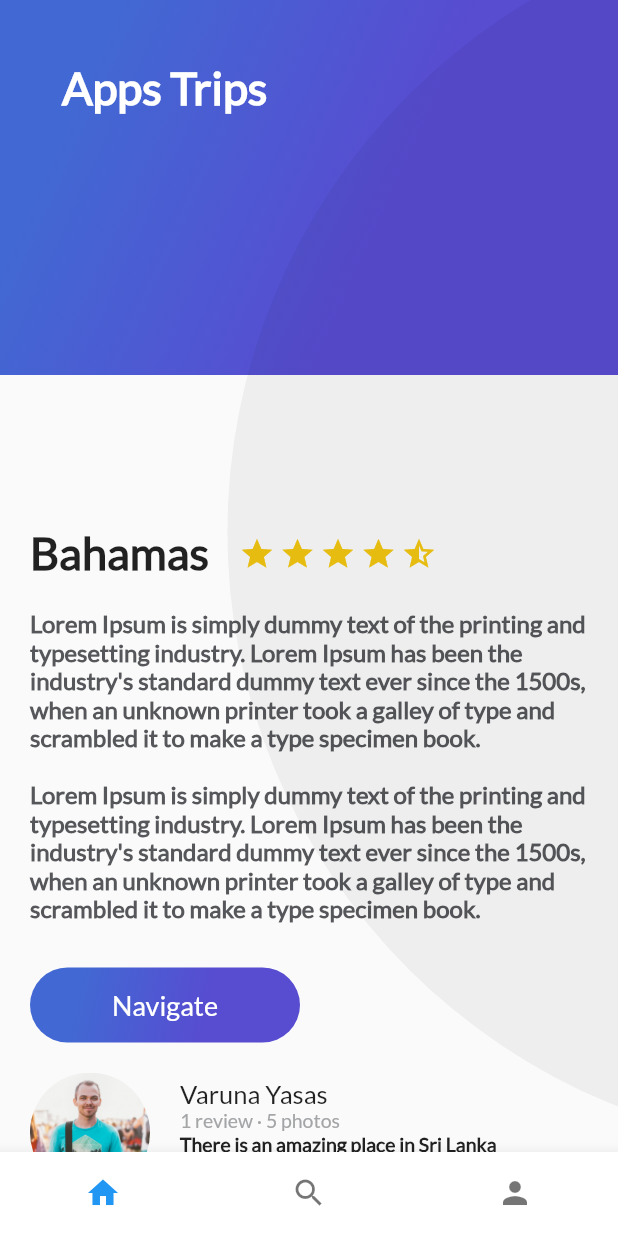
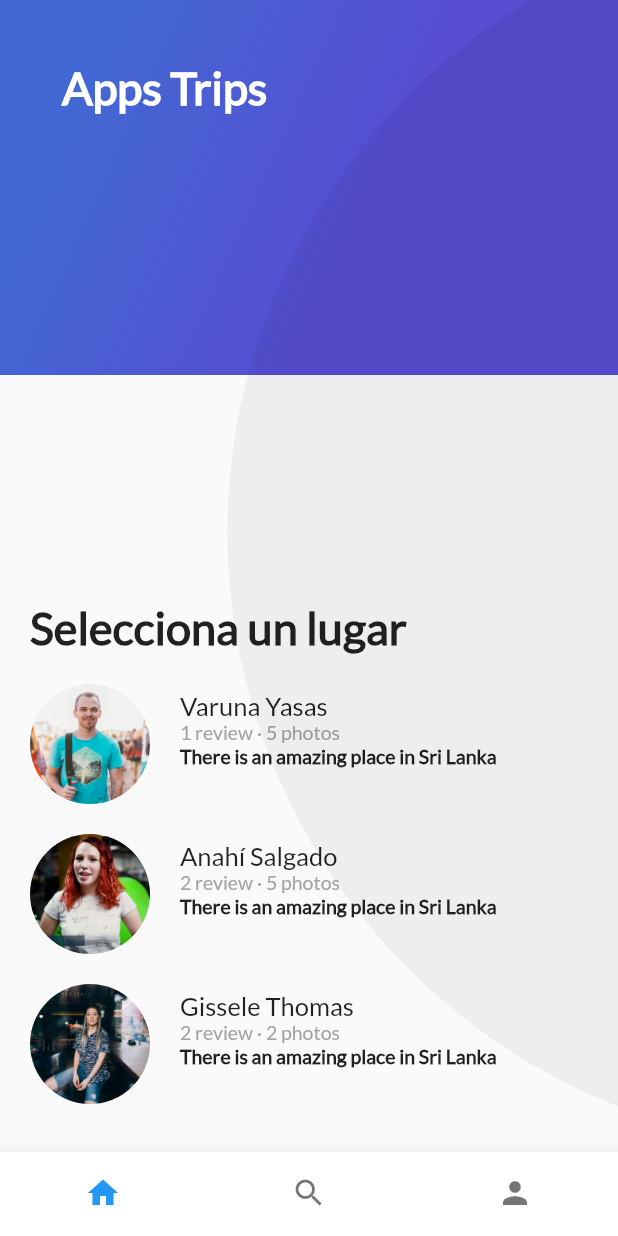
Before and after one commit to ric98esley/apps_travel, a Flutter app: the screen it shows once a user with an empty profile is signed in, on a phone screen of 412 x 824 dp. Run offline on Flutter 3.47's test engine with Material 2 defaults, Android fonts, the phone set to English and light mode, and no system bars; our stand-ins replace cached_network_image, cloud_firestore, firebase_auth, firebase_core, firebase_storage, google_sign_in and 1 more; missing offline and left inert: generic_bloc_provider; accounts and stored records are empty; network calls fail.

Commit message:
curso terminado

```diff
--- a/lib/Place/ui/screens/add_place_screen.dart
+++ b/lib/Place/ui/screens/add_place_screen.dart
@@ -56,6 +56,7 @@ class _AddPlaceScreenState extends State<AddPlaceScreen> {
               Container(
                 alignment: Alignment.center,
                 child: CardImageWithFabIcon(
+                  internet: false,
                   left: 0,
                   width: MediaQuery.of(context).size.width - 40.0,
                   iconData: Icons.camera_alt,
--- a/lib/Place/ui/screens/home_trips.dart
+++ b/lib/Place/ui/screens/home_trips.dart
@@ -17,7 +17,10 @@ class HomeTrips extends StatelessWidget {
       children: <Widget>[
         ListView(
           children: <Widget>[
-            DescriptionPlace("Bahamas", 4, descriptionDummy),
+            MultiProvider(providers: [
+              Provider<UserBloc>(create: (_) => UserBloc()),
+              Provider<PlaceBloc>(create: (_) => PlaceBloc()),
+            ], child: DescriptionPlace("Bahamas", 4, descriptionDummy)),
             ReviewList(),
           ],
         ),
--- a/lib/Place/ui/widgets/card_image.dart
+++ b/lib/Place/ui/widgets/card_image.dart
@@ -1,5 +1,6 @@
 import 'dart:io';
 
+import 'package:cached_network_image/cached_network_image.dart';
 import 'package:flutter/material.dart';
 import 'package:trips_app/widgets/floating_action_button_green.dart';
 
@@ -32,7 +33,9 @@ class CardImageWithFabIcon extends StatelessWidget {
           image: DecorationImage(
               fit: BoxFit.cover,
               image: pathImage.contains('http')
-                  ? NetworkImage(pathImage)
+                  ? CachedNetworkImageProvider(
+                      pathImage,
+                    )
                   : FileImage(File(pathImage)) as ImageProvider),
           borderRadius: const BorderRadius.all(Radius.circular(10.0)),
           shape: BoxShape.rectangle,
--- a/lib/Place/ui/widgets/card_image_list.dart
+++ b/lib/Place/ui/widgets/card_image_list.dart
@@ -21,6 +21,8 @@ class _CardImageListState extends State<CardImageList> {
       setState(() {
         place.liked = !place.liked;
         userBloc!.likePlace(place, widget.user.uid);
+        place.likes = place.liked ? place.likes! + 1 : place.likes! - 1;
+        userBloc!.placeSelectedSink.add(place);
       });
     }
 
@@ -30,7 +32,12 @@ class _CardImageListState extends State<CardImageList> {
         padding: EdgeInsets.all(25.0),
         scrollDirection: Axis.horizontal,
         children: places.map((place) {
-          return CardImageWithFabIcon(
+          return GestureDetector(
+            onTap: () {
+              print("CLICK PLACE: ${place.name}");
+              userBloc!.placeSelectedSink.add(place);
+            },
+            child: CardImageWithFabIcon(
               pathImage: place.urlImagen,
               width: 300.0,
               height: 250.0,
@@ -40,6 +47,7 @@ class _CardImageListState extends State<CardImageList> {
                 setLiked(place);
               },
               internet: true,
+            ),
           );
         }).toList());
   }
--- a/lib/Place/ui/widgets/description_place.dart
+++ b/lib/Place/ui/widgets/description_place.dart
@@ -1,4 +1,7 @@
 import 'package:flutter/material.dart';
+import 'package:provider/provider.dart';
+import 'package:trips_app/Place/model/place.dart';
+import 'package:trips_app/User/bloc/bloc_user.dart';
 import 'package:trips_app/widgets/button_purple.dart';
 
 class DescriptionPlace extends StatelessWidget {
@@ -8,10 +11,10 @@ class DescriptionPlace extends StatelessWidget {
 
   DescriptionPlace(this.namePlace, this.stars, this.descriptionPlace);
 
+  UserBloc? userBloc;
   @override
   Widget build(BuildContext context) {
-    // TODO: implement build
-
+    userBloc = Provider.of(context);
     final star_half = Container(
       margin: const EdgeInsets.only(top: 353.0, right: 3.0),
       child: const Icon(
@@ -67,13 +70,95 @@ class DescriptionPlace extends StatelessWidget {
       ),
     );
 
-    return Column(
-      crossAxisAlignment: CrossAxisAlignment.start,
-      children: <Widget>[
-        title_stars,
-        description,
-        ButtonPurple(buttonText: "Navigate", onPressed: () {})
+    return StreamBuilder(
+        stream: userBloc!.placeSelectedStream,
+        builder: (BuildContext context, AsyncSnapshot<Place> snapshot) {
+          if (snapshot.hasData) {
+            print("PLACE SELECTED: ${snapshot.data!.name}");
+            print(snapshot.data);
+            Place? place = snapshot.data;
+
+            return Column(
+              crossAxisAlignment: CrossAxisAlignment.start,
+              children: [
+                titleStars(place!),
+                descriptionWidget(place.description),
+                ButtonPurple(buttonText: "Navigate", onPressed: () {})
+              ],
+            );
+          } else {
+            return Column(
+              crossAxisAlignment: CrossAxisAlignment.start,
+              children: [
+                Container(
+                  margin: EdgeInsets.only(top: 400.0, left: 20.0, right: 20.0),
+                  child: Text(
+                    "Selecciona un lugar",
+                    style: TextStyle(
+                        fontFamily: "Lato",
+                        fontSize: 30.0,
+                        fontWeight: FontWeight.w900),
+                    textAlign: TextAlign.left,
+                  ),
+                )
+              ],
+            );
+          }
+        });
+
+    // Column(
+    //   crossAxisAlignment: CrossAxisAlignment.start,
+    //   children: <Widget>[
+    //     title_stars,
+    //     description,
+    //     ButtonPurple(buttonText: "Navigate", onPressed: () {})
+    //   ],
+    // );
+  }
+
+  Widget titleStars(Place place) {
+    return Row(
+      children: [
+        Container(
+          margin: EdgeInsets.only(top: 350.0, left: 20.0, right: 20.0),
+          child: Text(
+            place.name,
+            style: TextStyle(
+                fontFamily: "Lato",
+                fontSize: 30.0,
+                fontWeight: FontWeight.w900),
+            textAlign: TextAlign.left,
+          ),
+        ),
+        Container(
+          margin: EdgeInsets.only(
+            top: 370.0,
+          ),
+          child: Text(
+            "Hearts: ${place.likes}",
+            style: TextStyle(
+                fontFamily: "Lato",
+                fontSize: 18.0,
+                fontWeight: FontWeight.w900,
+                color: Colors.amber),
+            textAlign: TextAlign.left,
+          ),
+        ),
       ],
     );
   }
+
+  Widget descriptionWidget(String descriptionPlace) {
+    return Container(
+      margin: new EdgeInsets.only(top: 20.0, left: 20.0, right: 20.0),
+      child: new Text(
+        descriptionPlace,
+        style: const TextStyle(
+            fontFamily: "Lato",
+            fontSize: 16.0,
+            fontWeight: FontWeight.bold,
+            color: Color(0xFF56575a)),
+      ),
+    );
+  }
 }
--- a/lib/User/bloc/bloc_user.dart
+++ b/lib/User/bloc/bloc_user.dart
@@ -1,3 +1,4 @@
+import 'dart:async';
 import 'dart:io';
 
 import 'package:cloud_firestore/cloud_firestore.dart';
@@ -59,6 +60,11 @@ class UserBloc implements Bloc {
   final _firebaseStorageRepository = FirebaseStorageRepository();
   Future<UploadTask> uploadFile(String path, File image) async =>
       _firebaseStorageRepository.uploadFile(path, image);
+  //
+  StreamController<Place> placeSelectedStreamController =
+      StreamController<Place>();
+  Stream<Place> get placeSelectedStream => placeSelectedStreamController.stream;
+  StreamSink<Place> get placeSelectedSink => placeSelectedStreamController.sink;
 
   @override
   void dispose() {}
--- a/pubspec.yaml
+++ b/pubspec.yaml
@@ -43,6 +43,7 @@ dependencies:
   cloud_firestore: ^3.1.15
   auth_buttons: ^2.0.4
   image_picker: ^0.8.5+3
+  cached_network_image: ^3.2.0
 
 dev_dependencies:
   flutter_test:
```
Also changed, not shown: lib/User/repository/cloud_firestore_api.dart (+7 -7 lines), pubspec.lock. Lines whose indentation alone changed are shown as unchanged.
